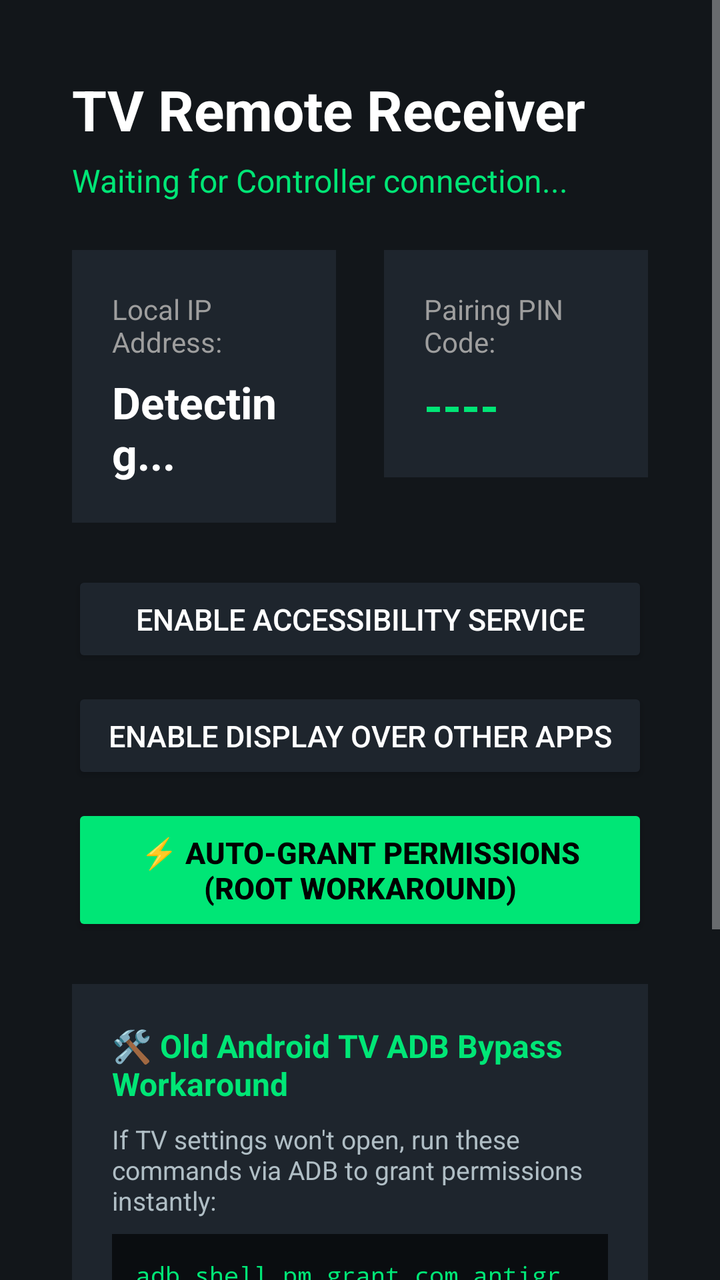
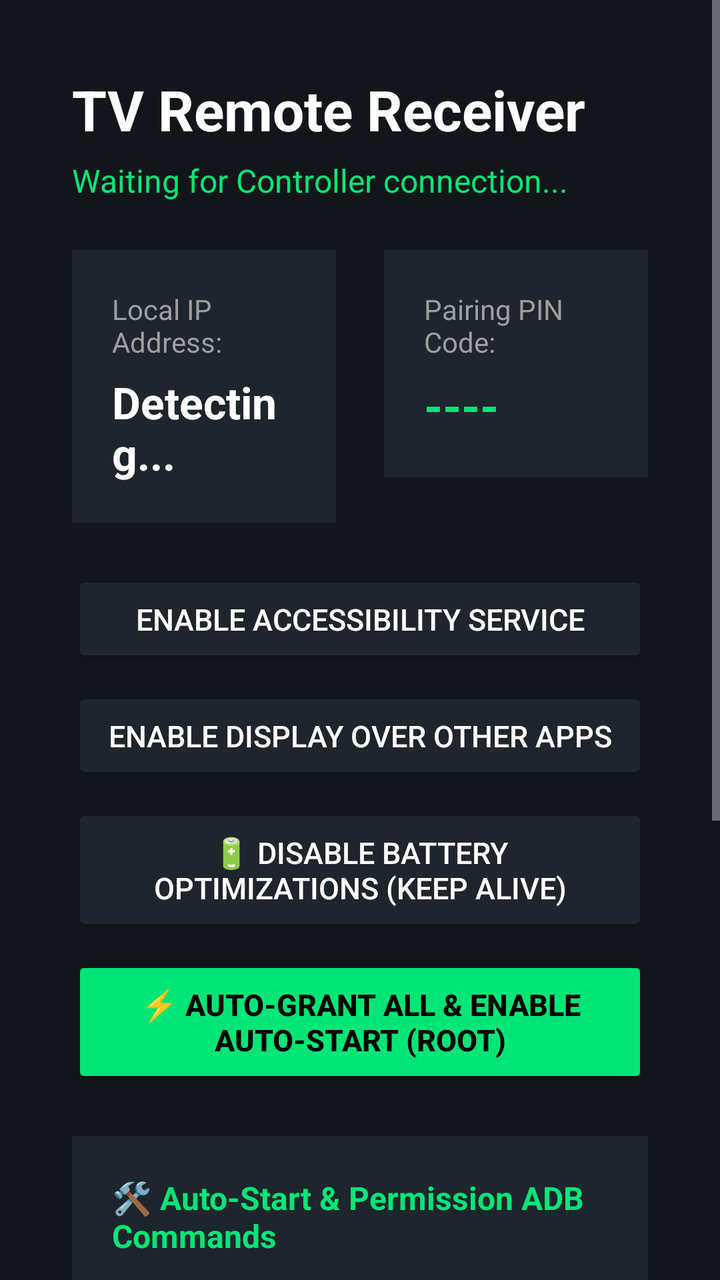

Two renders of the same Android screen: before a commit and after it. Below are the layout's source before the change and the commit's diff.
<!-- AndroidManifest.xml: application theme Theme.ReceiverApp -->
<!-- res/layout/activity_main.xml -->
<?xml version="1.0" encoding="utf-8"?>
<ScrollView xmlns:android="http://schemas.android.com/apk/res/android"
    android:layout_width="match_parent"
    android:layout_height="match_parent"
    android:background="@color/tv_bg_dark">

    <LinearLayout
        android:layout_width="match_parent"
        android:layout_height="wrap_content"
        android:orientation="vertical"
        android:padding="36dp">

        <TextView
            android:layout_width="wrap_content"
            android:layout_height="wrap_content"
            android:text="@string/app_name"
            android:textColor="@color/white"
            android:textSize="28sp"
            android:textStyle="bold" />

        <TextView
            android:id="@+id/tvStatus"
            android:layout_width="wrap_content"
            android:layout_height="wrap_content"
            android:layout_marginTop="6dp"
            android:text="@string/status_disconnected"
            android:textColor="@color/tv_accent"
            android:textSize="16sp" />

        
        <LinearLayout
            android:layout_width="match_parent"
            android:layout_height="wrap_content"
            android:layout_marginTop="24dp"
            android:orientation="horizontal">

            
            <LinearLayout
                android:layout_width="0dp"
                android:layout_height="wrap_content"
                android:layout_marginEnd="12dp"
                android:layout_weight="1"
                android:background="@color/tv_card_bg"
                android:orientation="vertical"
                android:padding="20dp">

                <TextView
                    android:layout_width="wrap_content"
                    android:layout_height="wrap_content"
                    android:text="@string/ip_address_label"
                    android:textColor="#9E9E9E"
                    android:textSize="14sp" />

                <TextView
                    android:id="@+id/tvIpAddress"
                    android:layout_width="wrap_content"
                    android:layout_height="wrap_content"
                    android:layout_marginTop="6dp"
                    android:text="Detecting..."
                    android:textColor="@color/white"
                    android:textSize="22sp"
                    android:textStyle="bold" />
            </LinearLayout>

            
            <LinearLayout
                android:layout_width="0dp"
                android:layout_height="wrap_content"
                android:layout_marginStart="12dp"
                android:layout_weight="1"
                android:background="@color/tv_card_bg"
                android:orientation="vertical"
                android:padding="20dp">

                <TextView
                    android:layout_width="wrap_content"
                    android:layout_height="wrap_content"
                    android:text="@string/pin_code_label"
                    android:textColor="#9E9E9E"
                    android:textSize="14sp" />

                <TextView
                    android:id="@+id/tvPinCode"
                    android:layout_width="wrap_content"
                    android:layout_height="wrap_content"
                    android:layout_marginTop="6dp"
                    android:text="----"
                    android:textColor="@color/tv_accent"
                    android:textSize="24sp"
                    android:textStyle="bold" />
            </LinearLayout>
        </LinearLayout>

        
        <LinearLayout
            android:layout_width="match_parent"
            android:layout_height="wrap_content"
            android:layout_marginTop="24dp"
            android:orientation="vertical">

            <Button
                android:id="@+id/btnAccessibility"
                android:layout_width="match_parent"
                android:layout_height="wrap_content"
                android:backgroundTint="@color/tv_card_bg"
                android:padding="14dp"
                android:text="@string/grant_accessibility"
                android:textColor="@color/white"
                android:textSize="15sp" />

            <Button
                android:id="@+id/btnOverlay"
                android:layout_width="match_parent"
                android:layout_height="wrap_content"
                android:layout_marginTop="10dp"
                android:backgroundTint="@color/tv_card_bg"
                android:padding="14dp"
                android:text="@string/grant_overlay"
                android:textColor="@color/white"
                android:textSize="15sp" />

            <Button
                android:id="@+id/btnAutoGrantRoot"
                android:layout_width="match_parent"
                android:layout_height="wrap_content"
                android:layout_marginTop="10dp"
                android:backgroundTint="@color/tv_accent"
                android:padding="14dp"
                android:text="⚡ Auto-Grant Permissions (Root Workaround)"
                android:textColor="@color/black"
                android:textSize="15sp"
                android:textStyle="bold" />
        </LinearLayout>

        
        <LinearLayout
            android:layout_width="match_parent"
            android:layout_height="wrap_content"
            android:layout_marginTop="24dp"
            android:background="@color/tv_card_bg"
            android:orientation="vertical"
            android:padding="20dp">

            <TextView
                android:layout_width="wrap_content"
                android:layout_height="wrap_content"
                android:text="🛠️ Old Android TV ADB Bypass Workaround"
                android:textColor="@color/tv_accent"
                android:textSize="16sp"
                android:textStyle="bold" />

            <TextView
                android:layout_width="wrap_content"
                android:layout_height="wrap_content"
                android:layout_marginTop="8dp"
                android:text="If TV settings won't open, run these commands via ADB to grant permissions instantly:"
                android:textColor="#B0BEC5"
                android:textSize="13sp" />

            <TextView
                android:id="@+id/tvAdbCommands"
                android:layout_width="match_parent"
                android:layout_height="wrap_content"
                android:layout_marginTop="8dp"
                android:background="#0A0D10"
                android:fontFamily="monospace"
                android:padding="12dp"
                android:text="adb shell pm grant com.antigravity.mousekeyboard.receiver android.permission.SYSTEM_ALERT_WINDOW\n\nadb shell settings put secure enabled_accessibility_services com.antigravity.mousekeyboard.receiver/.RemoteAccessibilityService\n\nadb shell settings put secure accessibility_enabled 1"
                android:textColor="#00E676"
                android:textSize="12sp" />
        </LinearLayout>

    </LinearLayout>
</ScrollView>
<!-- resources referenced by this layout -->
<resources>
  <color name="black">#FF000000</color>
  <color name="tv_accent">#00E676</color>
  <color name="tv_bg_dark">#12161A</color>
  <color name="tv_card_bg">#1E252D</color>
  <color name="white">#FFFFFFFF</color>
  <string name="app_name">TV Remote Receiver</string>
  <string name="grant_accessibility">Enable Accessibility Service</string>
  <string name="grant_overlay">Enable Display Over Other Apps</string>
  <string name="ip_address_label">Local IP Address:</string>
  <string name="pin_code_label">Pairing PIN Code:</string>
  <string name="status_disconnected">Waiting for Controller connection...</string>
  <style name="Theme.ReceiverApp" parent="Theme.AppCompat.NoActionBar">
          <item name="android:windowBackground">@color/tv_bg_dark</item>
          <item name="colorPrimary">@color/tv_accent</item>
          <item name="colorAccent">@color/tv_accent</item>
      </style>
</resources>

<!-- the commit's change to res/layout/activity_main.xml (unified diff, before → after) -->
@@ -120,13 +120,24 @@
                 android:textSize="15sp" />
 
             <Button
+                android:id="@+id/btnBatteryOptimize"
+                android:layout_width="match_parent"
+                android:layout_height="wrap_content"
+                android:layout_marginTop="10dp"
+                android:backgroundTint="@color/tv_card_bg"
+                android:padding="14dp"
+                android:text="🔋 Disable Battery Optimizations (Keep Alive)"
+                android:textColor="@color/white"
+                android:textSize="15sp" />
+
+            <Button
                 android:id="@+id/btnAutoGrantRoot"
                 android:layout_width="match_parent"
                 android:layout_height="wrap_content"
                 android:layout_marginTop="10dp"
                 android:backgroundTint="@color/tv_accent"
                 android:padding="14dp"
-                android:text="⚡ Auto-Grant Permissions (Root Workaround)"
+                android:text="⚡ Auto-Grant All &amp; Enable Auto-Start (Root)"
                 android:textColor="@color/black"
                 android:textSize="15sp"
                 android:textStyle="bold" />
@@ -144,7 +155,7 @@
             <TextView
                 android:layout_width="wrap_content"
                 android:layout_height="wrap_content"
-                android:text="🛠️ Old Android TV ADB Bypass Workaround"
+                android:text="🛠️ Auto-Start &amp; Permission ADB Commands"
                 android:textColor="@color/tv_accent"
                 android:textSize="16sp"
                 android:textStyle="bold" />
@@ -153,7 +164,7 @@
                 android:layout_width="wrap_content"
                 android:layout_height="wrap_content"
                 android:layout_marginTop="8dp"
-                android:text="If TV settings won't open, run these commands via ADB to grant permissions instantly:"
+                android:text="Run these ADB commands to enable auto-start on boot &amp; grant permissions:"
                 android:textColor="#B0BEC5"
                 android:textSize="13sp" />
 
@@ -165,7 +176,7 @@
                 android:background="#0A0D10"
                 android:fontFamily="monospace"
                 android:padding="12dp"
-                android:text="adb shell pm grant com.antigravity.mousekeyboard.receiver android.permission.SYSTEM_ALERT_WINDOW\n\nadb shell settings put secure enabled_accessibility_services com.antigravity.mousekeyboard.receiver/.RemoteAccessibilityService\n\nadb shell settings put secure accessibility_enabled 1"
+                android:text="adb shell pm grant com.antigravity.mousekeyboard.receiver android.permission.SYSTEM_ALERT_WINDOW\n\nadb shell settings put secure enabled_accessibility_services com.antigravity.mousekeyboard.receiver/.RemoteAccessibilityService\n\nadb shell settings put secure accessibility_enabled 1\n\nadb shell dumpsys deviceidle whitelist +com.antigravity.mousekeyboard.receiver"
                 android:textColor="#00E676"
                 android:textSize="12sp" />
         </LinearLayout>
